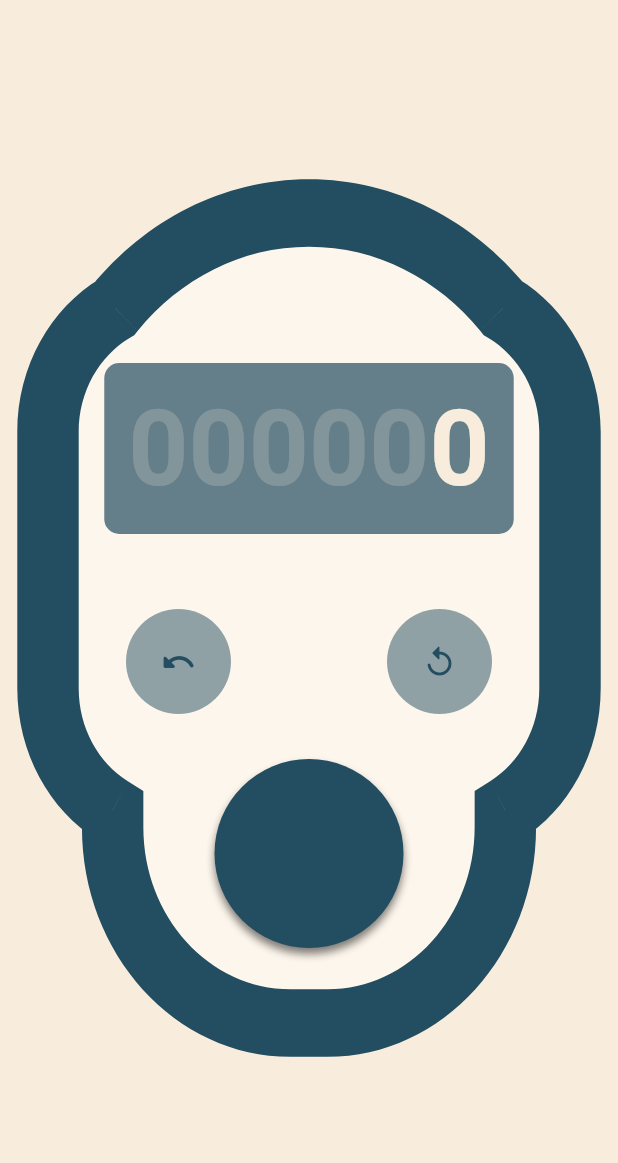
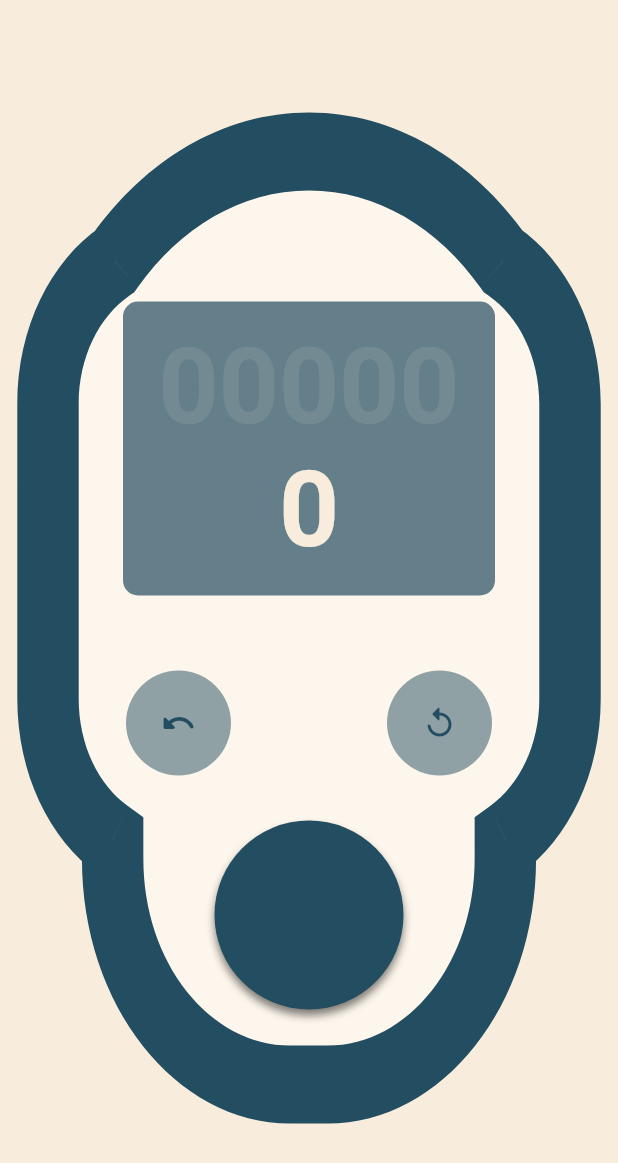
Before and after one commit to mkhoirulwafa18/eeman, a Flutter app: the TasbihPage screen opened by its route, on a phone screen of 412 x 824 dp. Shown: the top 1163 px of the screen. Run offline on Flutter 3.47's test engine with Material 2 defaults, Android fonts, the phone set to English and light mode, and no system bars; our stand-ins replace bloc, date_picker_timeline, dio, equatable, flutter_bloc, flutter_screenutil and 5 more; missing offline and left inert: dio_cache_interceptor, dio_cache_interceptor_hive_store; accounts and stored records are empty; generated files the repository leaves out were written again; Roboto replaces fonts that are missing (DsDigital); statements that could not run were skipped; project files that could hold a hidden picture were left out.

Commit message:
add width and margin to tasbih page widget which showing counter

```diff
--- a/lib/modules/tasbih/tasbih_page.dart
+++ b/lib/modules/tasbih/tasbih_page.dart
@@ -1,4 +1,5 @@
 import 'package:flutter/material.dart';
+import 'package:flutter/services.dart';
 import 'package:flutter_bloc/flutter_bloc.dart';
 import 'package:quran_app/common/constants/constant.dart';
 import 'package:quran_app/common/widgets/base_page.dart';
@@ -30,13 +31,15 @@ class TasbihPage extends StatelessWidget {
                       height: 100,
                     ),
                     Container(
+                      width: MediaQuery.of(context).size.width,
                       padding: const EdgeInsets.all(16),
+                      margin: const EdgeInsets.fromLTRB(50, 0, 50, 0),
                       decoration: BoxDecoration(
                         color: backgroundColor2.withOpacity(.7),
                         borderRadius: BorderRadius.circular(10),
                       ),
                       child: RichText(
-                        textAlign: TextAlign.justify,
+                        textAlign: TextAlign.center,
                         text: TextSpan(
                           children: [
                             TextSpan(
@@ -44,7 +47,7 @@ class TasbihPage extends StatelessWidget {
                               style: lightBoldTitle.copyWith(
                                 fontFamily: 'DsDigital',
                                 fontSize: 70,
-                                color: backgroundColor.withOpacity(.2),
+                                color: backgroundColor.withOpacity(.1),
                               ),
                             ),
                             TextSpan(
@@ -52,7 +55,6 @@ class TasbihPage extends StatelessWidget {
                               style: lightBoldTitle.copyWith(
                                 fontFamily: 'DsDigital',
                                 fontSize: 70,
-                                // color: backgroundColor.withOpacity(.2),
                               ),
                             ),
                           ],
@@ -104,7 +106,11 @@ class TasbihPage extends StatelessWidget {
                       height: 30,
                     ),
                     GestureDetector(
-                      onTap: () => context.read<CounterCubit>().increment(),
+                      onTap: () {
+                        context.read<CounterCubit>().increment();
+                        HapticFeedback.mediumImpact();
+                        SystemSound.play(SystemSoundType.click);
+                      },
                       child: Container(
                         width: 126,
                         height: 126,
```
